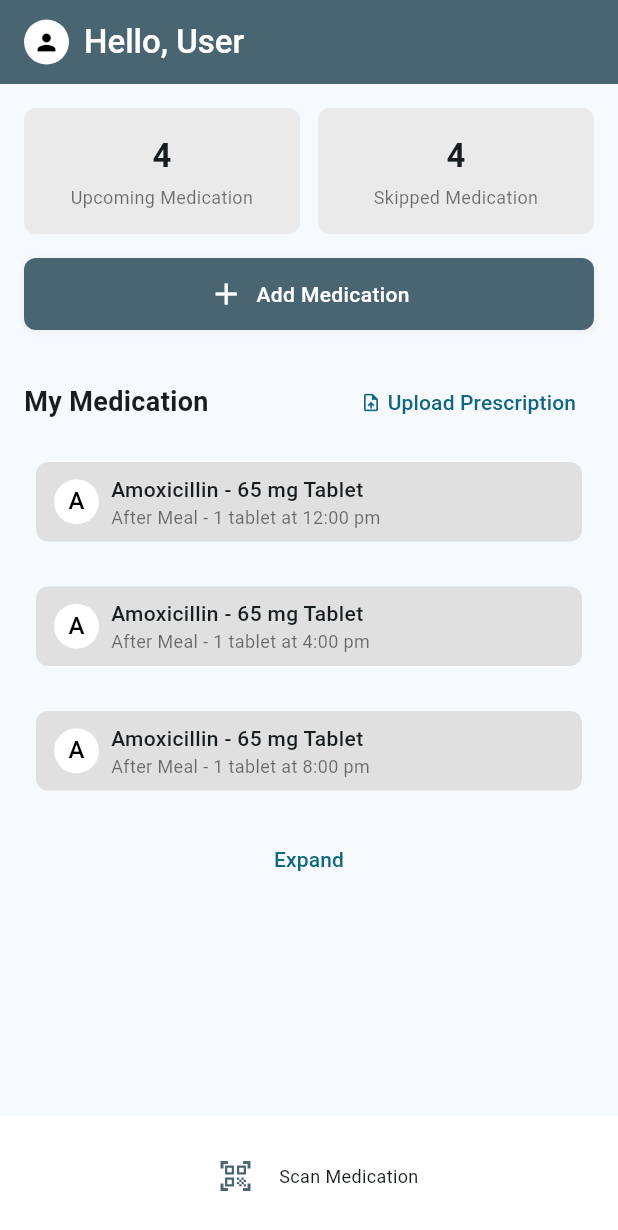
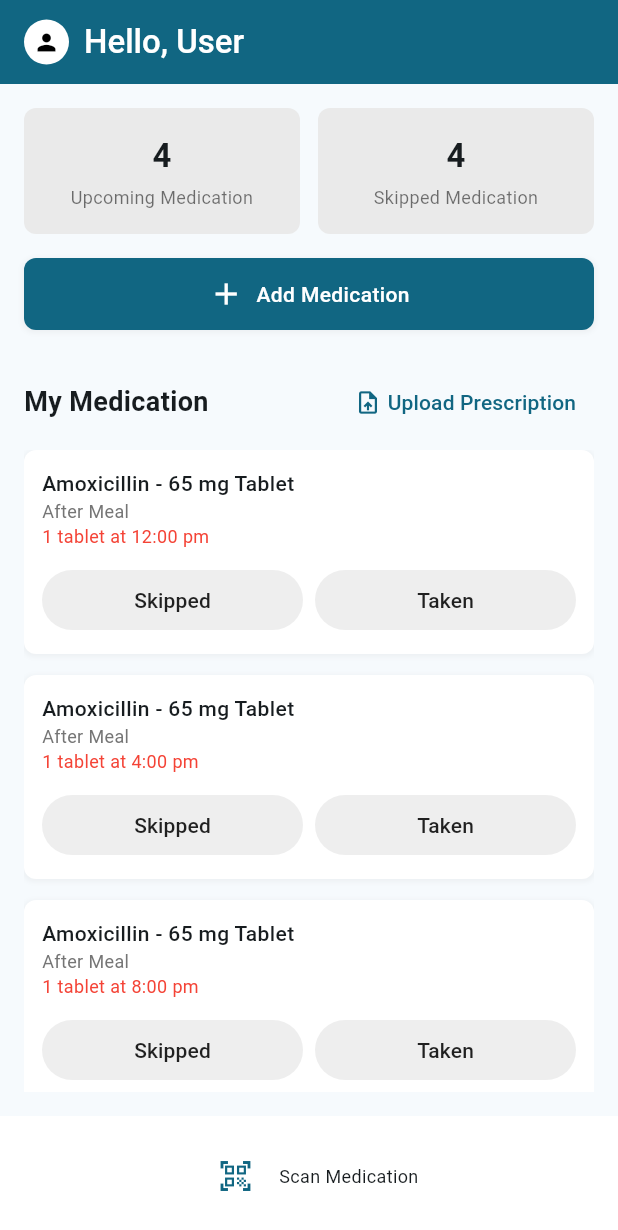
Before and after one commit to pizzaxpainter/HealthHack-2025, a Flutter app: the screen it shows after launch, on a phone screen of 412 x 824 dp. Shown: the top 1230 px of the screen. Run offline on Flutter 3.47's test engine with Material 3 defaults, Android fonts, the light colour scheme and no system bars; our stand-ins replace file_picker, image_picker.

Commit message:
fixed some bugs

```diff
--- a/frontend/Medication_App/lib/home_screen.dart
+++ b/frontend/Medication_App/lib/home_screen.dart
@@ -5,13 +5,13 @@ import 'package:file_picker/file_picker.dart';
 import 'new_medication.dart';
 
 class HomeScreen extends StatelessWidget {
-  const HomeScreen({super.key});
+  const HomeScreen({Key? key}) : super(key: key);
 
   @override
   Widget build(BuildContext context) {
     return Scaffold(
       appBar: AppBar(
-        backgroundColor: Theme.of(context).primaryColor, // Safer alternative
+        backgroundColor: Theme.of(context).colorScheme.primary,
         title: Row(
           children: [
             const CircleAvatar(
@@ -78,8 +78,8 @@ class HomeScreen extends StatelessWidget {
                 ),
                 TextButton(
                   onPressed: () async {
-                    FilePickerResult? result =
-                        await FilePicker.platform.pickFiles();
+                    FilePickerResult? result = await FilePicker.platform.pickFiles();
+
                     if (result != null && result.files.single.path != null) {
                       debugPrint('File selected: ${result.files.single.path}');
                     } else {
@@ -88,7 +88,7 @@ class HomeScreen extends StatelessWidget {
                   },
                   child: Row(
                     children: [
-                      const Icon(Icons.upload_file, size: 14),
+                      const Icon(Icons.upload_file, size: 18),
                       const SizedBox(width: 4),
                       const Text(
                         'Upload Prescription',
@@ -107,20 +107,23 @@ class HomeScreen extends StatelessWidget {
                 children: [
                   _buildMedicationItem(
                     context,
-                    medicationName: 'Amoxicillin - 65 mg Tablet',
-                    instructions: 'After Meal - 1 tablet at 12:00 pm',
+                    'Amoxicillin - 65 mg Tablet',
+                    'After Meal',
+                    '1 tablet at 12:00 pm',
                   ),
                   const SizedBox(height: 14),
                   _buildMedicationItem(
                     context,
-                    medicationName: 'Amoxicillin - 65 mg Tablet',
-                    instructions: 'After Meal - 1 tablet at 4:00 pm',
+                    'Amoxicillin - 65 mg Tablet',
+                    'After Meal',
+                    '1 tablet at 4:00 pm',
                   ),
                   const SizedBox(height: 14),
                   _buildMedicationItem(
                     context,
-                    medicationName: 'Amoxicillin - 65 mg Tablet',
-                    instructions: 'After Meal - 1 tablet at 8:00 pm',
+                    'Amoxicillin - 65 mg Tablet',
+                    'After Meal',
+                    '1 tablet at 8:00 pm',
                   ),
                   const SizedBox(height: 14),
                   Center(
@@ -129,8 +132,7 @@ class HomeScreen extends StatelessWidget {
                         Navigator.push(
                           context,
                           MaterialPageRoute(
-                            builder: (context) =>
-                                const MedicationScheduleScreen(),
+                            builder: (context) => const MedicationScheduleScreen(),
                           ),
                         );
                       },
@@ -146,12 +148,16 @@ class HomeScreen extends StatelessWidget {
           ],
         ),
       ),
-      bottomNavigationBar: _buildBottomNavigationBar(context),
+      bottomNavigationBar: _buildBottomNavigationBar(context), // ✅ Corrected placement
     );
   }
 
   Widget _buildStatusCard(
-      BuildContext context, String number, String label, Color color) {
+    BuildContext context,
+    String number,
+    String label,
+    Color color,
+  ) {
     return Container(
       padding: const EdgeInsets.symmetric(vertical: 16),
       decoration: BoxDecoration(
@@ -186,7 +192,7 @@ class HomeScreen extends StatelessWidget {
       width: double.infinity,
       padding: const EdgeInsets.symmetric(vertical: 12),
       decoration: BoxDecoration(
-        color: Theme.of(context).primaryColor,
+        color: Theme.of(context).colorScheme.primary,
         borderRadius: BorderRadius.circular(8),
         boxShadow: [
           BoxShadow(
@@ -209,7 +215,10 @@ class HomeScreen extends StatelessWidget {
         child: Row(
           mainAxisAlignment: MainAxisAlignment.center,
           children: [
-            const Icon(Icons.add, color: Colors.white),
+            const Icon(
+              Icons.add,
+              color: Colors.white,
+            ),
             const SizedBox(width: 8),
             const Text(
               'Add Medication',
@@ -220,6 +229,74 @@ class HomeScreen extends StatelessWidget {
             ),
           ],
         ),
+      ),
+    );
+  }
+
+  Widget _buildMedicationItem(
+    BuildContext context,
+    String name,
+    String timing,
+    String dose,
+  ) {
+    return Container(
+      padding: const EdgeInsets.all(12),
+      decoration: BoxDecoration(
+        color: Colors.white,
+        borderRadius: BorderRadius.circular(8),
+        boxShadow: [
+          BoxShadow(
+            color: Colors.grey.withOpacity(0.1),
+            spreadRadius: 1,
+            blurRadius: 2,
+            offset: const Offset(0, 1),
+          ),
+        ],
+      ),
+      child: Column(
+        crossAxisAlignment: CrossAxisAlignment.start,
+        children: [
+          Text(
+            name,
+            style: const TextStyle(fontWeight: FontWeight.w500),
+          ),
+          Text(
+            timing,
+            style: TextStyle(fontSize: 12, color: Colors.grey.shade600),
+          ),
+          Text(
+            dose,
+            style: const TextStyle(fontSize: 12, color: Colors.red),
+          ),
+          const SizedBox(height: 10),
+          Row(
+            children: [
+              Expanded(
+                child: ElevatedButton(
+                  onPressed: () {},
+                  style: ElevatedButton.styleFrom(
+                    backgroundColor: Colors.grey.shade200,
+                    foregroundColor: Colors.black87,
+                    elevation: 0,
+                  ),
+                  child: const Text('Skipped'),
+                ),
+              ),
+              const SizedBox(width: 8),
+              Expanded(
+                child: ElevatedButton(
+                  onPressed: () {},
+                  style: ElevatedButton.styleFrom(
+                    backgroundColor: Colors.grey.shade200,
+                    foregroundColor: Colors.black87,
+                    elevation: 0,
+                  ),
+                  child: const Text('Taken'),
+                ),
+              ),
+            ],
+          ),
+        ],
       ),
     );
   }
@@ -235,7 +312,7 @@ class HomeScreen extends StatelessWidget {
             IconButton(
               icon: Icon(
                 Icons.qr_code_scanner,
-                color: Theme.of(context).primaryColor,
+                color: Theme.of(context).colorScheme.primary,
               ),
               onPressed: () {
                 Navigator.push(
@@ -256,62 +333,4 @@ class HomeScreen extends StatelessWidget {
       ),
     );
   }
-
-  Widget _buildMedicationItem(BuildContext context,
-      {String status = '',
-      String medicationName = 'Amoxicilline - 65 mg Tablet',
-      String instructions = 'After Meal - 1 tablet'}) {
-    return Container(
-      margin: const EdgeInsets.all(8.0),
-      padding: const EdgeInsets.symmetric(horizontal: 12.0, vertical: 8.0),
-      decoration: BoxDecoration(
-        color: Colors.grey[300],
-        borderRadius: BorderRadius.circular(8),
-      ),
-      child: Row(
-        children: [
-          CircleAvatar(
-            backgroundColor: Colors.white,
-            radius: 15,
-            child: Text(medicationName.isNotEmpty ? medicationName[0] : 'M',
-                style: const TextStyle(color: Colors.black)),
-          ),
-          const SizedBox(width: 8),
-          Expanded(
-            child: Column(
-              crossAxisAlignment: CrossAxisAlignment.start,
-              mainAxisAlignment: MainAxisAlignment.center,
-              children: [
-                Text(
-                  medicationName,
-                  style: const TextStyle(fontWeight: FontWeight.w500),
-                  overflow: TextOverflow.ellipsis,
-                ),
-                Text(
-                  instructions,
-                  style: const TextStyle(fontSize: 12, color: Colors.black54),
-                ),
-              ],
-            ),
-          ),
-          if (status.isNotEmpty)
-            Container(
-              padding: const EdgeInsets.symmetric(horizontal: 8, vertical: 4),
-              decoration: BoxDecoration(
-                color: status == 'Taken' ? Colors.green[100] : Colors.red[100],
-                borderRadius: BorderRadius.circular(4),
-              ),
-              child: Text(
-                status,
-                style: TextStyle(
-                  color:
-                      status == 'Taken' ? Colors.green[800] : Colors.red[800],
-                  fontSize: 12,
-                ),
-              ),
-            ),
-        ],
-      ),
-    );
-  }
 }
```
Also changed, not shown: 4 other files.
